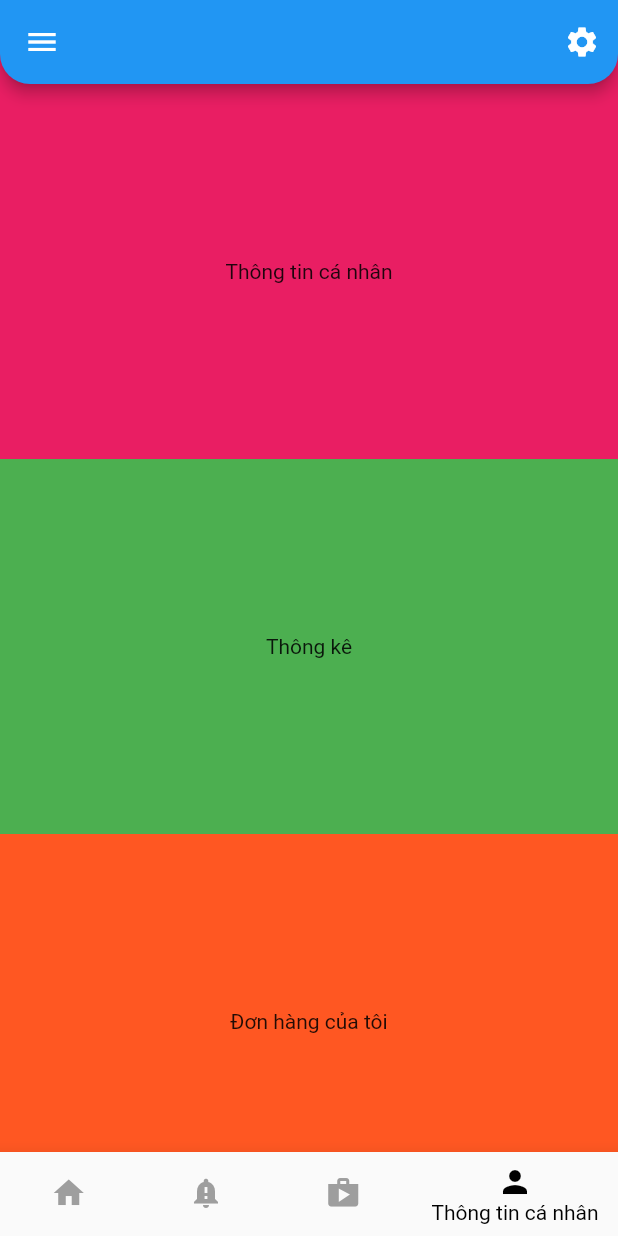
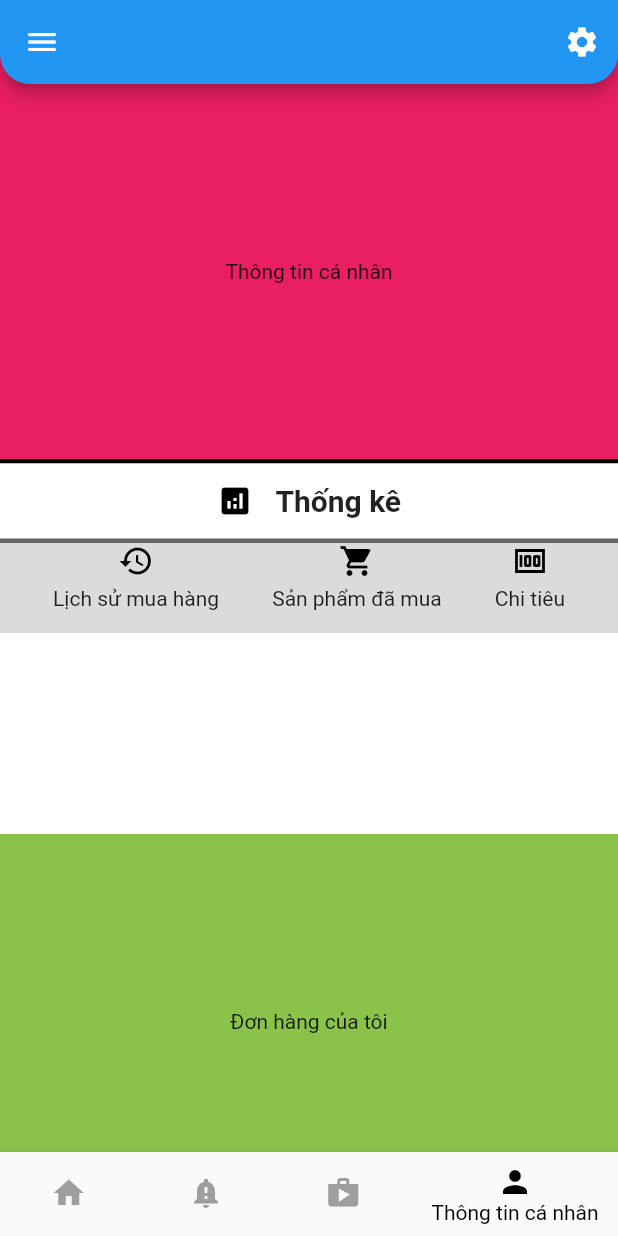
Before and after one commit to viehao38/AppBanHang, a Flutter app: the screen it shows after launch, item 4 of the bottom bar chosen, on a phone screen of 412 x 824 dp. Run offline on Flutter 3.47's test engine with Material 2 defaults, Android fonts, the phone set to English and light mode, and no system bars.

Commit message:
cap nhat thong ke

```diff
--- a/app_banhang/lib/profileScreen.dart
+++ b/app_banhang/lib/profileScreen.dart
@@ -24,18 +24,108 @@ class _MyProfileState extends State<MyProfile> {
           ),
         ),
         Container(
-          color: Colors.green,
+          color: Colors.white,
           width: double.infinity,
           height: 250,
-          child: const Center(
-            child: Text(
-              "Thông kê",
-              textAlign: TextAlign.center,
-            ),
+          child: Column(
+            mainAxisAlignment: MainAxisAlignment.center,
+            children: [
+              Container(
+                height: 3,
+                color: Colors.black,
+              ),
+              Container(
+                height: 50,
+                color: Colors.white,
+                child: Row(
+                  mainAxisAlignment: MainAxisAlignment.center,
+                  children: [
+                    Icon(
+                      Icons.analytics,
+                      color: Colors.black,
+                    ),
+                    const SizedBox(width: 15),
+                    Text(
+                      "Thống kê",
+                      textAlign: TextAlign.center,
+                      style:
+                          TextStyle(fontSize: 20, fontWeight: FontWeight.bold),
+                    ),
+                  ],
+                ),
+              ),
+              Container(
+                height: 3,
+                color: Color.fromARGB(255, 101, 101, 101),
+              ),
+              Expanded(
+                child: Container(
+                  color: Color.fromARGB(255, 219, 219, 219),
+                  child: Column(
+                    mainAxisAlignment: MainAxisAlignment.center,
+                    children: [
+                      Container(
+                        height: 60,
+                        child: Row(
+                          mainAxisAlignment: MainAxisAlignment.spaceEvenly,
+                          children: [
+                            Column(
+                              children: [
+                                Icon(
+                                  Icons.history,
+                                  color: Colors.black,
+                                  size: 24,
+                                ),
+                                const SizedBox(height: 5),
+                                const Text(
+                                  "Lịch sử mua hàng",
+                                  textAlign: TextAlign.center,
+                                ),
+                              ],
+                            ),
+                            Column(
+                              children: [
+                                Icon(
+                                  Icons.shopping_cart,
+                                  color: Colors.black,
+                                  size: 24,
+                                ),
+                                const SizedBox(height: 5),
+                                const Text(
+                                  "Sản phẩm đã mua",
+                                  textAlign: TextAlign.center,
+                                ),
+                              ],
+                            ),
+                            Column(
+                              children: [
+                                Icon(
+                                  Icons.money,
+                                  color: Colors.black,
+                                  size: 24,
+                                ),
+                                const SizedBox(height: 5),
+                                const Text(
+                                  "Chi tiêu",
+                                  textAlign: TextAlign.center,
+                                ),
+                              ],
+                            ),
+                          ],
+                        ),
+                      ),
+                      Expanded(
+                        child: Container(color: Colors.white),
+                      ),
+                    ],
+                  ),
+                ),
+              ),
+            ],
           ),
         ),
         Container(
-          color: Colors.deepOrange,
+          color: Colors.lightGreen,
           width: double.infinity,
           height: 250,
           child: const Center(
@@ -48,4 +138,6 @@ class _MyProfileState extends State<MyProfile> {
       ],
     );
   }
+
+  double get newMethod => 10;
 }
```
